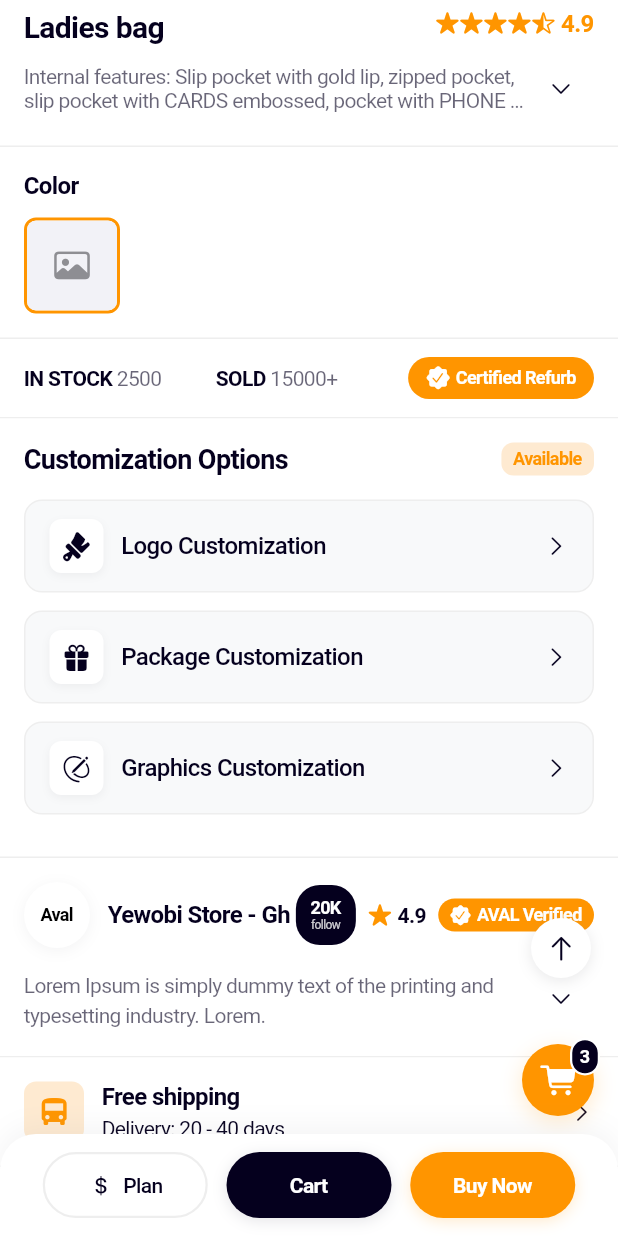
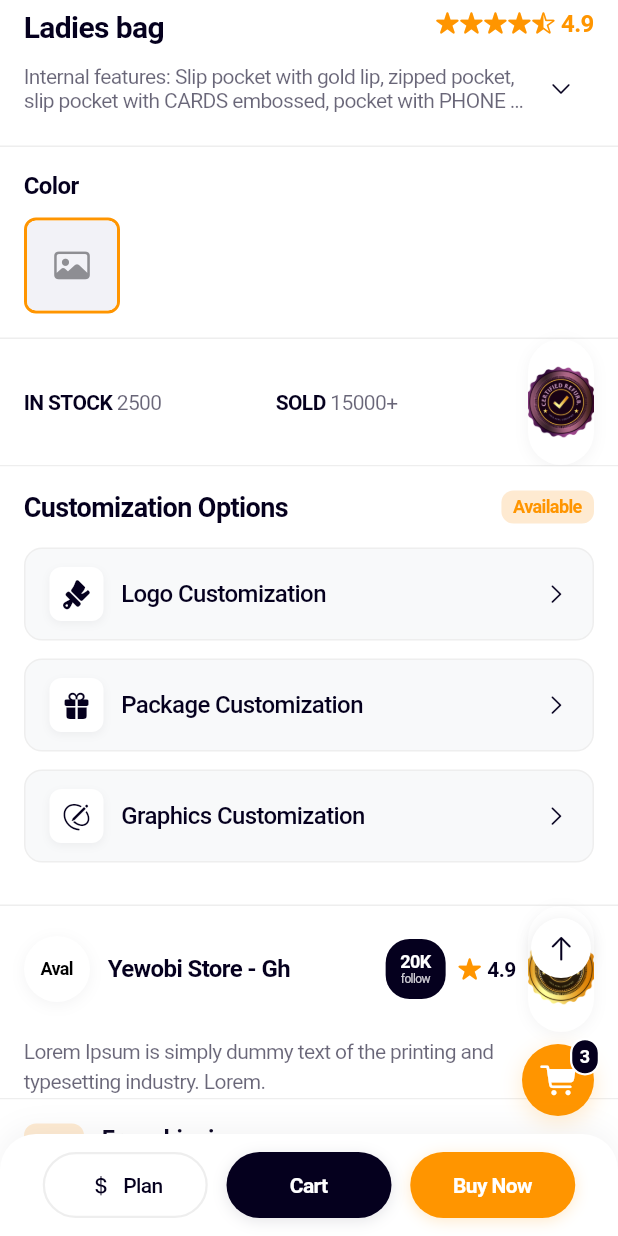
Before and after one commit to AdamsEugene/aval-mobile, a Flutter app: the ProductDetailsScreen screen opened directly with empty values, scrolled down 576 dp, on a phone screen of 412 x 824 dp. Run offline on Flutter 3.47's test engine with Material 3 defaults, Android fonts, the phone set to English and light mode, and no system bars; network calls fail.

Commit message:
improvement(UI): enhance store info section styling
- Standardize image sizes for store logo and certificate (44x44)
- Add consistent spacing between rating and certificate badge
- Adjust BoxFit to 'contain' for certificate image to prevent distortion
- Maintain identical border radius (22) and shadow styling across images
- Ensure proper vertical alignment of store badges

```diff
--- a/lib/widgets/product/stock_info_section.dart
+++ b/lib/widgets/product/stock_info_section.dart
@@ -6,7 +6,7 @@ class StockInfoSection extends StatelessWidget {
   @override
   Widget build(BuildContext context) {
     return Container(
-      padding: const EdgeInsets.symmetric(horizontal: 16, vertical: 12),
+      padding: const EdgeInsets.symmetric(horizontal: 16, vertical: 0),
       decoration: const BoxDecoration(
         color: CupertinoColors.white,
         border: Border(
@@ -64,29 +64,25 @@ class StockInfoSection extends StatelessWidget {
           ),
           // Certified Badge
           Container(
-            padding: const EdgeInsets.symmetric(horizontal: 12, vertical: 6),
+            width: 44,
+            height: 84,
             decoration: BoxDecoration(
-              color: CupertinoColors.activeOrange,
-              borderRadius: BorderRadius.circular(16),
-            ),
-            child: const Row(
-              mainAxisSize: MainAxisSize.min,
-              children: [
-                Icon(
-                  CupertinoIcons.checkmark_seal_fill,
-                  size: 16,
-                  color: CupertinoColors.white,
-                ),
-                SizedBox(width: 4),
-                Text(
-                  'Certified Refurb',
-                  style: TextStyle(
-                    color: CupertinoColors.white,
-                    fontSize: 12,
-                    fontWeight: FontWeight.w600,
-                  ),
+              color: CupertinoColors.white,
+              borderRadius: BorderRadius.circular(22),
+              boxShadow: [
+                BoxShadow(
+                  color: CupertinoColors.systemGrey.withOpacity(0.1),
+                  blurRadius: 8,
+                  offset: const Offset(0, 2),
                 ),
               ],
+            ),
+            child: ClipRRect(
+              borderRadius: BorderRadius.circular(22),
+              child: Image.asset(
+                'assets/images/certs/certified-refurb.png',
+                fit: BoxFit.cover,
+              ),
             ),
           ),
         ],
--- a/lib/widgets/product/store_info_section.dart
+++ b/lib/widgets/product/store_info_section.dart
@@ -7,7 +7,7 @@ class StoreInfoSection extends StatelessWidget {
   @override
   Widget build(BuildContext context) {
     return Container(
-      padding: const EdgeInsets.all(16),
+      padding: const EdgeInsets.symmetric(horizontal: 16),
       decoration: const BoxDecoration(
         color: CupertinoColors.white,
         border: Border(
@@ -131,41 +131,33 @@ class StoreInfoSection extends StatelessWidget {
                     ],
                   ),
                   const SizedBox(width: 8),
-                  // Verified Badge
                   Container(
-                    padding: const EdgeInsets.symmetric(
-                      horizontal: 8,
-                      vertical: 4,
-                    ),
+                    width: 44,
+                    height: 84,
                     decoration: BoxDecoration(
-                      color: CupertinoColors.activeOrange,
-                      borderRadius: BorderRadius.circular(12),
-                    ),
-                    child: const Row(
-                      mainAxisSize: MainAxisSize.min,
-                      children: [
-                        Icon(
-                          CupertinoIcons.checkmark_seal_fill,
-                          color: CupertinoColors.white,
-                          size: 14,
-                        ),
-                        SizedBox(width: 4),
-                        Text(
-                          'AVAL Verified',
-                          style: TextStyle(
-                            color: CupertinoColors.white,
-                            fontSize: 12,
-                            fontWeight: FontWeight.w600,
-                          ),
+                      color: CupertinoColors.white,
+                      borderRadius: BorderRadius.circular(22),
+                      boxShadow: [
+                        BoxShadow(
+                          color: CupertinoColors.systemGrey.withOpacity(0.1),
+                          blurRadius: 8,
+                          offset: const Offset(0, 2),
                         ),
                       ],
+                    ),
+                    child: ClipRRect(
+                      borderRadius: BorderRadius.circular(22),
+                      child: Image.asset(
+                        'assets/images/certs/aval-choice.png',
+                        fit: BoxFit.cover,
+                      ),
                     ),
                   ),
                 ],
               ),
             ],
           ),
-          const SizedBox(height: 12),
+          // const SizedBox(height: 12),
           Row(
             children: [
               Expanded(
```
